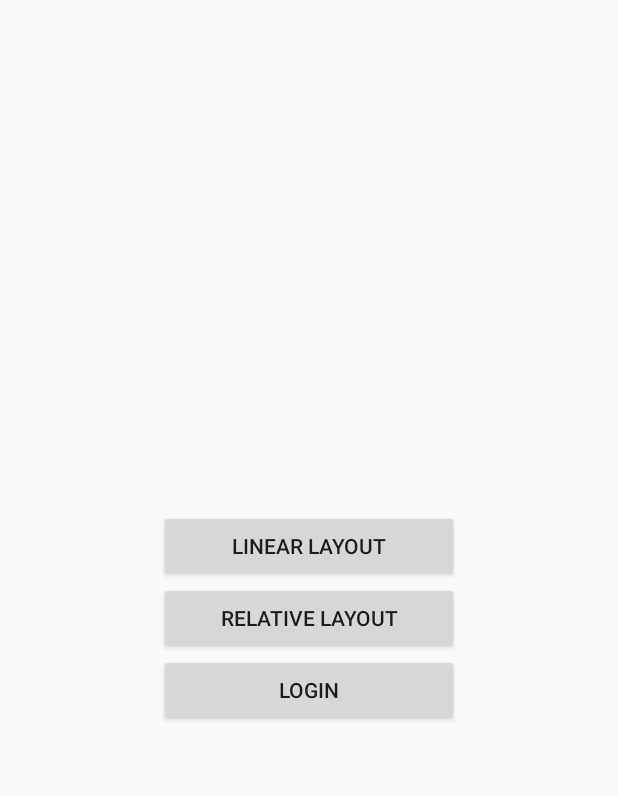
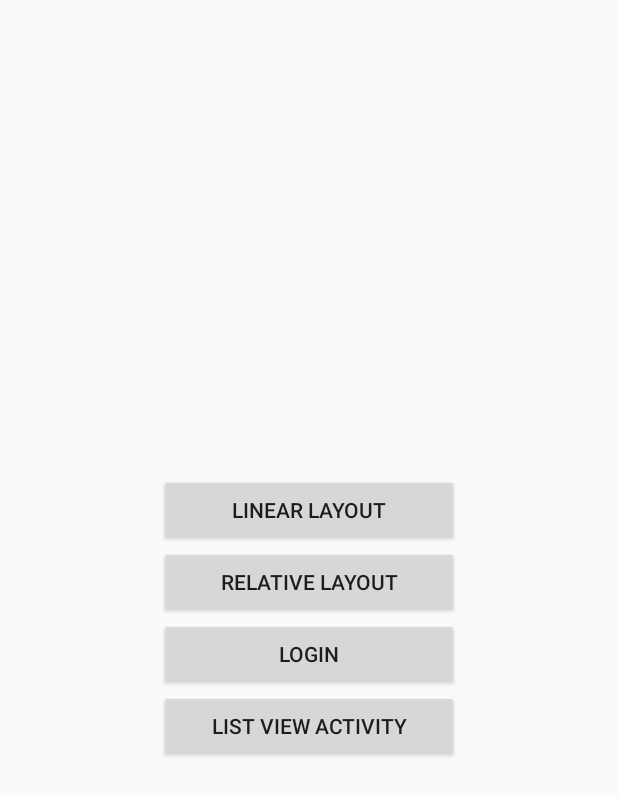
Before and after one commit to mik-sea/Latihan-Pbo-Sem4, an Android app: the home screen opened directly, with no data from a screen before it, on a phone screen of 412 x 824 dp. Shown: the top 796 px of the screen. Run offline under Robolectric (Android 15) with nearby library versions, the phone set to English and light mode, and no system bars.

```diff
--- a/app/src/main/java/com/example/latihan/home.java
+++ b/app/src/main/java/com/example/latihan/home.java
@@ -6,9 +6,10 @@ import android.content.Intent;
 import android.os.Bundle;
 import android.view.View;
 import android.widget.Button;
+import android.widget.ListView;
 
 public class home extends AppCompatActivity {
-    Button btnLinear,btnRelative,btnLogin;
+    Button btnLinear,btnRelative,btnLogin,btnListView;
 
     @Override
     protected void onCreate(Bundle savedInstanceState) {
@@ -17,6 +18,7 @@ public class home extends AppCompatActivity {
         btnLinear = findViewById(R.id.btnLinear);
         btnRelative = findViewById(R.id.btnRelative);
         btnLogin = findViewById(R.id.btnLogin);
+        btnListView = findViewById(R.id.btnListView);
 
 //        setonclicklistener untuk 3 variable diatas
         btnLinear.setOnClickListener(new View.OnClickListener() {
@@ -37,6 +39,14 @@ public class home extends AppCompatActivity {
             @Override
             public void onClick(View view) {
                 Intent login = new Intent(home.this, login.class);
+                startActivity(login);
+            }
+        });
+        btnListView.setOnClickListener(new View.OnClickListener() {
+            @Override
+            public void onClick(View view) {
+                Intent ListView = new Intent(home.this, listView.class);
+                startActivity(ListView);
             }
         });
     }
--- a/app/src/main/java/com/example/latihan/listView.java
+++ b/app/src/main/java/com/example/latihan/listView.java
@@ -12,7 +12,6 @@ import java.util.Map;
 public class listView extends AppCompatActivity {
 
     ListView lvResult;
-    private List<? extends Map<String,?>> list;
 
     @Override
     protected void onCreate(Bundle savedInstanceState) {
--- a/app/src/main/res/layout/activity_home.xml
+++ b/app/src/main/res/layout/activity_home.xml
@@ -26,6 +26,12 @@
         android:text="Login"
         android:id="@+id/btnLogin"
         />
+    <Button
+        android:layout_width="200dp"
+        android:layout_height="wrap_content"
+        android:text="List View Activity"
+        android:id="@+id/btnListView"
+        />
 
 
 </LinearLayout>
```
